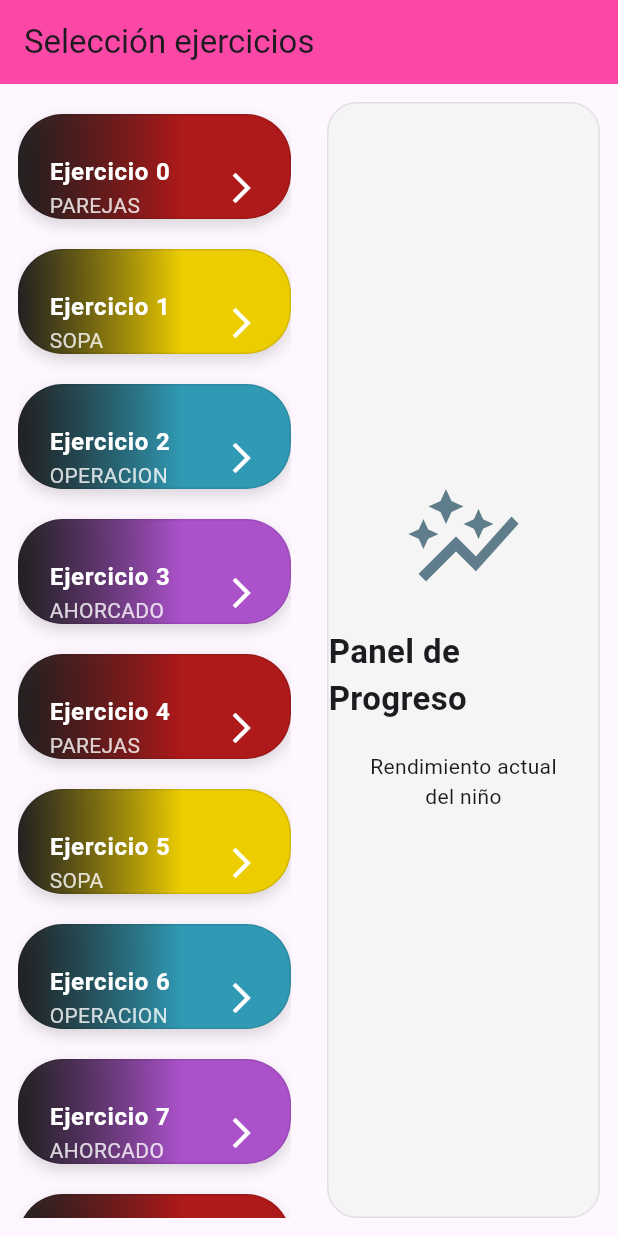
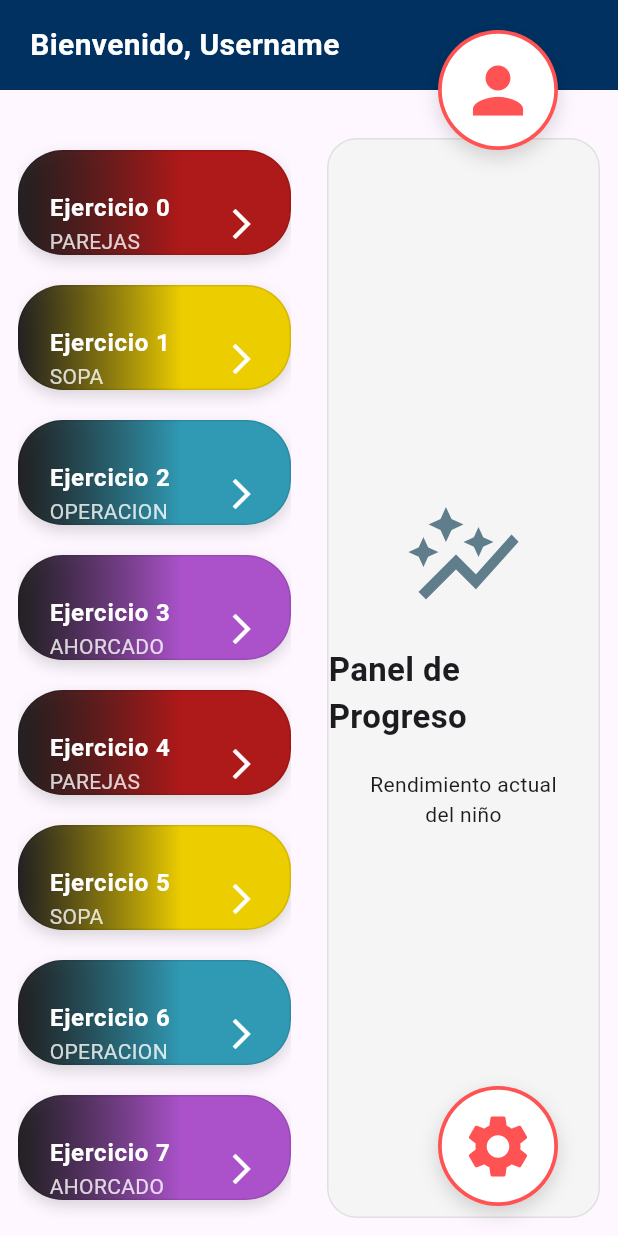
Before and after one commit to alejandrogarcia-57/CrewAI_TFG, a Flutter app: the screen it shows once a user with an empty profile is signed in, on a phone screen of 412 x 824 dp. Run offline on Flutter 3.47's test engine with Material 3 defaults, Android fonts, the phone set to English and light mode, and no system bars; our stand-ins replace flutter_dotenv, supabase_flutter; accounts and stored records are empty.

Commit message:
creación inical de página de perfil + mejora de la interfaz del lobby

```diff
--- a/frontend/lib/views/lobby.dart
+++ b/frontend/lib/views/lobby.dart
@@ -4,6 +4,7 @@ import 'package:frontend/views/opera_page.dart';
 import 'package:frontend/views/parejas_page.dart';
 import 'package:frontend/views/sopa_page.dart';
 import 'package:frontend/widgets/exercise_card.dart';
+import 'package:frontend/views/profile.dart';
 
 
 class HomePage extends StatefulWidget {
@@ -17,6 +18,28 @@ class HomePage extends StatefulWidget {
 
 class _HomePageState extends State<HomePage> {
 
+
+
+  Route _createRoute() {
+  return PageRouteBuilder(
+    pageBuilder: (context, animation, secondaryAnimation) => ProfilePage(),
+    transitionsBuilder: (context, animation, secondaryAnimation, child) {
+      const begin = Offset(0.0, 0.1); // Empieza un poco abajo
+      const end = Offset.zero;       // Termina en su sitio
+      const curve = Curves.easeOutQuart;
+
+      var tween = Tween(begin: begin, end: end).chain(CurveTween(curve: curve));
+
+      return FadeTransition(
+        opacity: animation,
+        child: SlideTransition(
+          position: animation.drive(tween),
+          child: child,
+          ),
+        );
+      },
+    );
+  }
 
   Map<String, Map<String, dynamic>> configEjercicios = {
   'parejas': {'color': Color.fromARGB(255, 174, 25, 25), 'page': const ParejasPage()},
@@ -35,14 +58,15 @@ class _HomePageState extends State<HomePage> {
 
   @override
   Widget build(BuildContext context) {
+
     return Scaffold(
-      appBar: AppBar(
-        title: Text("Selección ejercicios"),
-        backgroundColor: Color.fromARGB(221, 251, 44, 151),
-        ),
-      body: Row(
+      body: Stack(
+        clipBehavior: Clip.none,
         children: [
-
+          Padding(
+            padding: const EdgeInsets.only(top: 80),
+            child: Row(
+            children: [
               Expanded(
                 flex: 1,
                 child: Padding(
@@ -97,9 +121,94 @@ class _HomePageState extends State<HomePage> {
                 ),
               ),
             ),
+            ]
+                    ),
+        ),
+        Container(
+          height: 60,
+          color: Color.fromARGB(255, 0, 49, 96),
+          child: Row(
+            mainAxisAlignment: MainAxisAlignment.start,
+            children: [
+              Padding(
+                padding: const EdgeInsets.only(left: 20.0),
+                child: Text(
+                  "Bienvenido, Username",
+                  style: TextStyle(
+                    color: Colors.white,
+                    fontSize: 20,
+                    fontWeight: FontWeight.bold
+                  ),
+                ),
+              ),
+            ],
+          ),
+        ),
 
+        Positioned(
+          top: 20,
+          right: 40,
+          child: Hero(
+            tag: 'avatar',
+            child: GestureDetector(
+              onTap: () {
+                Navigator.of(context).push(_createRoute());
+              },
+              child: Container(
+                height: 80,
+                width: 80,
+                decoration: BoxDecoration(
+                  color: Colors.redAccent,
+                  shape: BoxShape.circle,
+                  boxShadow: [
+                    BoxShadow(
+                    color: Colors.black.withValues(alpha: 0.15),
+                    blurRadius: 10,
+                    offset: Offset(0, 5)
+                  )
+                  ]
+                ),
+                child: Container(
+                  margin: const EdgeInsets.all(2.5),
+                  decoration: BoxDecoration(
+                    color: Colors.white,
+                    shape: BoxShape.circle,
+                  ),
+                  child: Icon(Icons.person, color: Colors.redAccent, size: 50)
+                )
+              ),
+            ),
+          )
+        ),
+        Positioned(
+          bottom: 20,
+          right: 40,
+          child: Container(
+            height: 80,
+            width: 80,
+            decoration: BoxDecoration(
+              color: Colors.redAccent,
+              shape: BoxShape.circle,
+              boxShadow: [
+                BoxShadow(
+                color: Colors.black.withValues(alpha: 0.15),
+                blurRadius: 10,
+                offset: Offset(0, 5)
+              )
+              ]
+            ),
+            child: Container(
+              margin: const EdgeInsets.all(2.5),
+              decoration: BoxDecoration(
+                color: Colors.white,
+                shape: BoxShape.circle,
+              ),
+              child: Icon(Icons.settings, color: Colors.redAccent, size: 50,)
+            )
+          )
+        )
+        ],
 
-        ]
       )
     );
   }
--- a/frontend/lib/views/login.dart
+++ b/frontend/lib/views/login.dart
@@ -76,6 +76,7 @@ class _LoginPageState extends State<LoginPage> {
       }
     );
   }
+
 
 
 
--- /dev/null
+++ b/frontend/lib/views/profile.dart
@@ -0,0 +1,24 @@
+import 'package:flutter/material.dart';
+
+class ProfilePage extends StatefulWidget {
+  const ProfilePage({super.key});
+
+  @override
+  State<ProfilePage> createState() => _ProfilePageState();
+}
+
+class _ProfilePageState extends State<ProfilePage> {
+  @override
+  Widget build(BuildContext context) {
+    return Scaffold(
+      appBar: AppBar(
+        title: Text("Perfil de usuario"),
+        backgroundColor: Color.fromARGB(255, 0, 49, 96),
+      ),
+      body:
+      Center(
+        child: Text("Perfil de usuario")
+      )
+    );
+  }
+}
```
Lines whose indentation alone changed are shown as unchanged.
